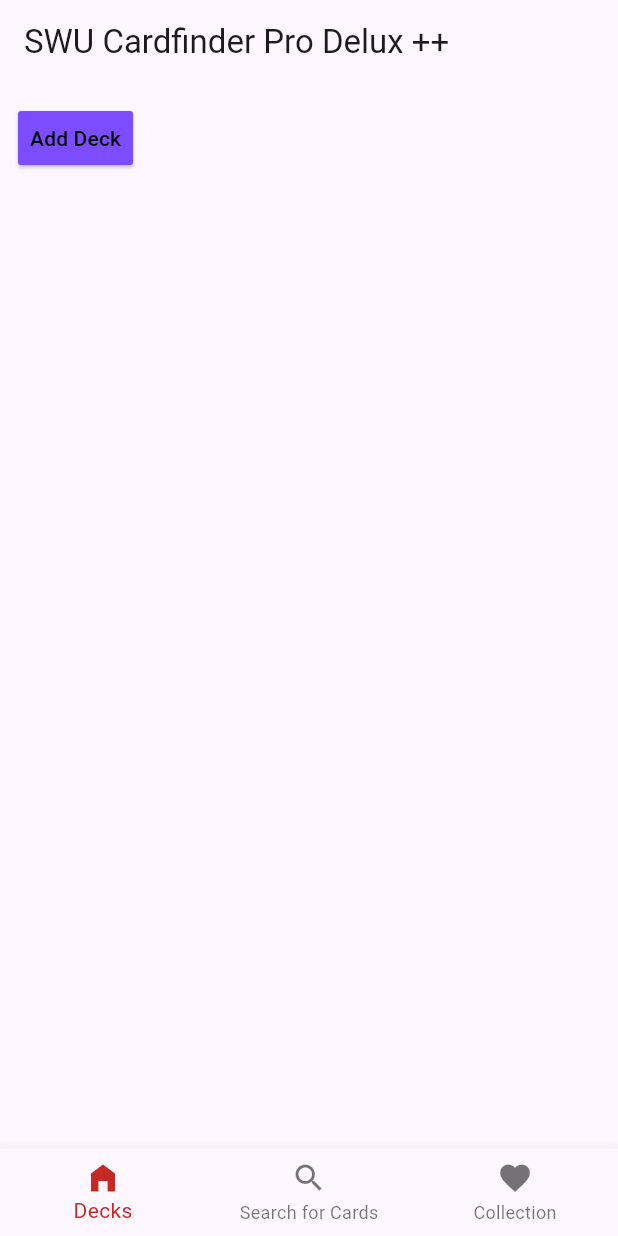
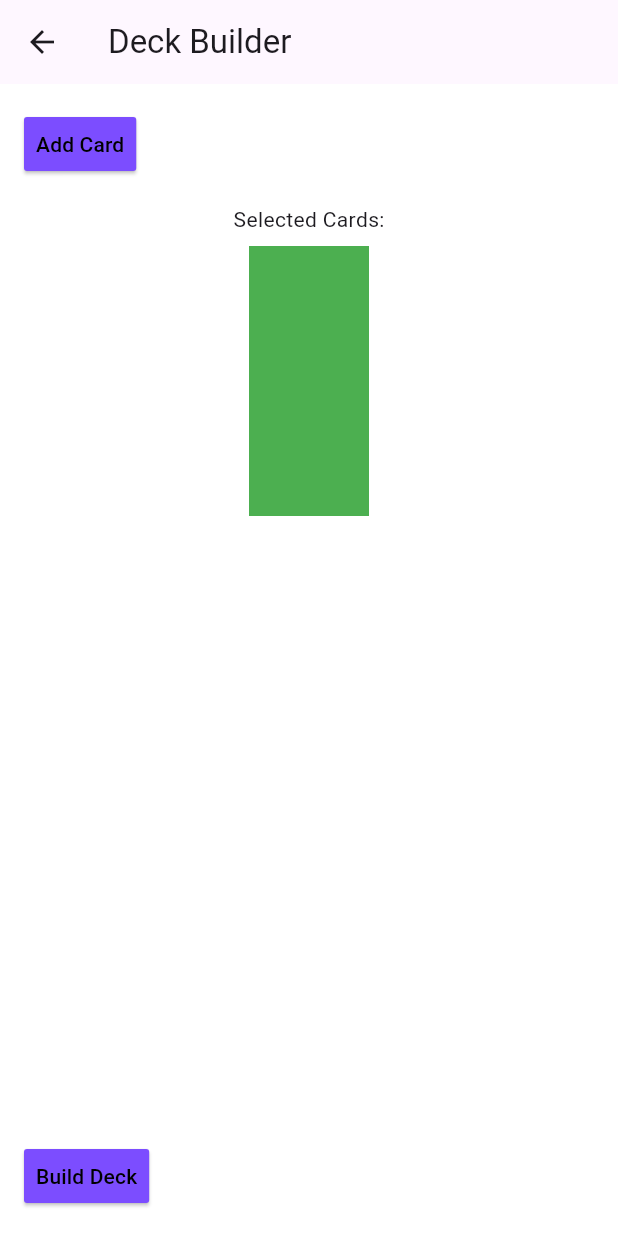
Before and after one commit to meric000/Bachelorarbeit, a Flutter app: the screen it shows after launch, after a tap on "Add Deck", on a phone screen of 412 x 824 dp. Run offline on Flutter 3.47's test engine with Material 3 defaults, Android fonts, the phone set to English and light mode, and no system bars; network calls fail.

Commit message:
added function to button will work on more frontendfunctionality next time

```diff
--- /dev/null
+++ b/lib/buttonstyle.dart
@@ -0,0 +1,11 @@
+import 'package:flutter/material.dart';
+
+final ButtonStyle raisedButtonStyle = ElevatedButton.styleFrom(
+  foregroundColor: Colors.black,
+  backgroundColor: Colors.deepPurpleAccent,
+  minimumSize: Size(58, 36),
+  padding: EdgeInsets.symmetric(horizontal: 8),
+  shape: const RoundedRectangleBorder(
+    borderRadius: BorderRadius.all(Radius.circular(2)),
+  ),
+);
--- a/lib/collectionScreen.dart
+++ b/lib/collectionScreen.dart
@@ -2,7 +2,7 @@ import 'dart:convert';
 
 import 'package:flutter/material.dart';
 import 'package:http/http.dart' as http;
-import 'package:showing_card/searchScreen.dart';
+import 'buttonstyle.dart';
 
 Future<CardDeck> fetchCardById(String setCode, String number) async {
   final url = 'https://api.swu-db.com/cards/$setCode/$number';
@@ -45,45 +45,29 @@ class CardDeck {
 }
 
 void main() {
-  runApp(const MyApp());
+  runApp(const MaterialApp(
+    title: 'SWU Cardfinder',
+    home: CollectionScreen(), // oder Scaffold mit BottomNav
+  )
+  );
 }
 
-class _MyApp extends StatelessWidget {
-  const _MyApp({Key? key}) : super(key: key);
-
-  // This is the root widget
-  // of your application
-  @override
-  Widget build(BuildContext context) {
-    return MaterialApp(
-      title: 'This is your Cards',
-      theme: ThemeData(primarySwatch: Colors.blue),
-      home: SearchScreen(),
-    );
-  }
-}
 
 class CollectionScreen extends StatefulWidget {
+  const CollectionScreen({super.key});
+
   @override
   State<CollectionScreen> createState() => _CollectionScreenState();
 }
 
 class _CollectionScreenState extends State<CollectionScreen> {
+
   late Future<CardDeck> futureCardDeck;
 
-  final ButtonStyle raisedButtonStyle = ElevatedButton.styleFrom(
-    foregroundColor: Colors.black,
-    backgroundColor: Colors.deepPurpleAccent,
-    minimumSize: Size(58, 36),
-    padding: EdgeInsets.symmetric(horizontal: 8),
-    shape: const RoundedRectangleBorder(
-      borderRadius: BorderRadius.all(Radius.circular(2)),
-    ),
-  );
 
   @override
   Widget build(BuildContext context) {
-    futureCardDeck = fetchCardById('TWI', '146');
+    futureCardDeck = fetchCardById('TWI', '147');
     return Center(
       child: FutureBuilder<CardDeck>(
         future: futureCardDeck,
@@ -97,8 +81,14 @@ class _CollectionScreenState extends State<CollectionScreen> {
             return Column(
               mainAxisAlignment: MainAxisAlignment.center,
               children: [
+                Image.network(card.image, height: 160),
+                const SizedBox(height: 16),
+                Text(card.name, style: const TextStyle(fontSize: 10)),
+                Text("ID: ${card.cardId}"),
+                Expanded(
+                  child:
                   Align(
-                  alignment: Alignment.topLeft,
+                    alignment: Alignment.bottomCenter,
                     child: ElevatedButton(
                       style: raisedButtonStyle,
                       onPressed: () {
@@ -107,12 +97,10 @@ class _CollectionScreenState extends State<CollectionScreen> {
                       child: const Text('Add Card to Collection'),
                     ),
                   ),
+                ),
 
-                Image.network(card.image, height: 580),
-                const SizedBox(height: 16),
-                Text(card.name, style: const TextStyle(fontSize: 20)),
-                Text("ID: ${card.cardId}"),
               ],
+
             );
           } else {
             return const Center(child: Text('Karte nicht gefunden.'));
@@ -121,4 +109,6 @@ class _CollectionScreenState extends State<CollectionScreen> {
       ),
     );
   }
+
+
 }
--- /dev/null
+++ b/lib/deckBuilderScreen.dart
@@ -0,0 +1,57 @@
+import 'package:flutter/material.dart';
+import 'buttonstyle.dart';
+
+void main() {}
+
+class deckBuilderScreen extends StatefulWidget {
+  @override
+  State<deckBuilderScreen> createState() => _deckBuilderState();
+}
+
+class _deckBuilderState extends State<deckBuilderScreen> {
+  @override
+  Widget build(BuildContext context) {
+    return Scaffold(
+      appBar: AppBar(
+        title: const Text('Deck Builder'),
+      ),
+      backgroundColor: Colors.white, // Hier explizit der weiße Hintergrund
+      body: Padding(
+        padding: const EdgeInsets.all(16.0),
+        child: Column(
+          children: [
+            Align(
+              alignment: Alignment.topLeft,
+              child: ElevatedButton(
+                style: raisedButtonStyle,
+                onPressed: () {
+                  // TODO: Karte hinzufügen
+                },
+                child: const Text('Add Card'),
+              ),
+            ),
+            const SizedBox(height: 16),
+            const Text('Selected Cards:'),
+            const SizedBox(height: 8),
+            Container(
+              color: Colors.green,
+              width: 80.0,
+              height: 180.0,
+            ),
+            const Spacer(),
+            Align(
+              alignment: Alignment.bottomLeft,
+              child: ElevatedButton(
+                style: raisedButtonStyle,
+                onPressed: () {
+                  // TODO: Deck erstellen
+                },
+                child: const Text('Build Deck'),
+              ),
+            ),
+          ],
+        ),
+      ),
+    );
+  }
+}
--- a/lib/searchScreen.dart
+++ b/lib/searchScreen.dart
@@ -12,7 +12,7 @@ class MyApp extends StatelessWidget {
   @override
   Widget build(BuildContext context) {
     return MaterialApp(
-      title: 'Flutter Demo',
+      title: 'Search Screen',
       theme: ThemeData(primarySwatch: Colors.blue),
       home: SearchScreen(),
     );
--- a/lib/startScreen.dart
+++ b/lib/startScreen.dart
@@ -1,49 +1,51 @@
-import 'dart:convert';
 import 'package:flutter/material.dart';
-import 'package:http/http.dart' as http;
 import 'searchScreen.dart';
 import 'collectionScreen.dart';
-
-
-
+import 'deckBuilderScreen.dart';
+import 'buttonstyle.dart';
 
 void main() => runApp(const MyApp());
 
-class MyApp extends StatefulWidget {
+class MyApp extends StatelessWidget {
   const MyApp({super.key});
 
   @override
-  State<MyApp> createState() => _MyAppState();
+  Widget build(BuildContext context) {
+    return MaterialApp(
+      title: 'Karte anzeigen',
+      home: const MainScreen(),
+    );
+  }
 }
 
-class _MyAppState extends State<MyApp> {
-  int _selectedIndex = 0;
-  late final List<Widget> _screens;
-
+class MainScreen extends StatefulWidget {
+  const MainScreen({super.key});
 
   @override
-  void initState() {
-    super.initState();
-    _screens = [
-      _buildCardScreen(),         // Der Hauptbildschirm
-      SearchScreen(),       // Dein zweiter Screen
-      CollectionScreen(), // Placeholder für dritten Screen
-    ];
+  State<MainScreen> createState() => _MainScreenState();
 }
 
-  //methode um aktuellen Screen auf der NavBar zu zeigen
+class _MainScreenState extends State<MainScreen> {
+  int _selectedIndex = 0;
+
   void _onItemTapped(int index) {
     setState(() {
-      if(_selectedIndex > 2 || _selectedIndex < 0)
-      {_selectedIndex = 0;}
       _selectedIndex = index;
     });
   }
 
+  List<Widget> _buildScreens(BuildContext context) {
+    return [
+      _buildCardScreen(context),
+      SearchScreen(),
+      CollectionScreen(),
+      deckBuilderScreen(),
+    ];
+  }
 
-  //shows one Card on the Screen
-  Widget _buildCardScreen(){
-    return Padding(padding: const EdgeInsets.all(12.0),
+  Widget _buildCardScreen(BuildContext context) {
+    return Padding(
+      padding: const EdgeInsets.all(12.0),
       child: Column(
         children: [
           Align(
@@ -51,7 +53,10 @@ class _MyAppState extends State<MyApp> {
             child: ElevatedButton(
               style: raisedButtonStyle,
               onPressed: () {
-              // Aktion hier
+                Navigator.push(
+                  context,
+                  MaterialPageRoute(builder: (context) => deckBuilderScreen()),
+                );
               },
               child: const Text('Add Deck'),
             ),
@@ -62,33 +67,24 @@ class _MyAppState extends State<MyApp> {
     );
   }
 
+  @override
+  Widget build(BuildContext context) {
+    final screens = _buildScreens(context);
 
-  final ButtonStyle raisedButtonStyle = ElevatedButton.styleFrom(
-    foregroundColor: Colors.black,
-    backgroundColor: Colors.deepPurpleAccent,
-    minimumSize: Size(58, 36),
-    padding: EdgeInsets.symmetric(horizontal: 8),
-    shape: const RoundedRectangleBorder(
-      borderRadius: BorderRadius.all(Radius.circular(2)),
+    return Scaffold(
+      appBar: AppBar(
+        title: const Text('SWU Cardfinder Pro Delux ++'),
       ),
-  );
-
-  @override
-  Widget build(BuildContext context)  {
-    return MaterialApp(
-      title: 'Karte anzeigen',
-      home: Scaffold(
-        appBar: AppBar(title: const Text('SWU Cardfinder Pro Delux ++')),
       body: Column(
         crossAxisAlignment: CrossAxisAlignment.start,
         children: [
           Expanded(
-                child: _screens[_selectedIndex],
+            child: screens[_selectedIndex],
           ),
         ],
       ),
       bottomNavigationBar: BottomNavigationBar(
-            items: const<BottomNavigationBarItem>[
+        items: const <BottomNavigationBarItem>[
           BottomNavigationBarItem(
             icon: Icon(Icons.home_filled),
             label: 'Decks',
@@ -105,7 +101,6 @@ class _MyAppState extends State<MyApp> {
         currentIndex: _selectedIndex,
         selectedItemColor: Colors.red[800],
         onTap: _onItemTapped,
-          ), //NavBar unten im Screen
       ),
     );
   }
```
Lines whose indentation alone changed are shown as unchanged.
